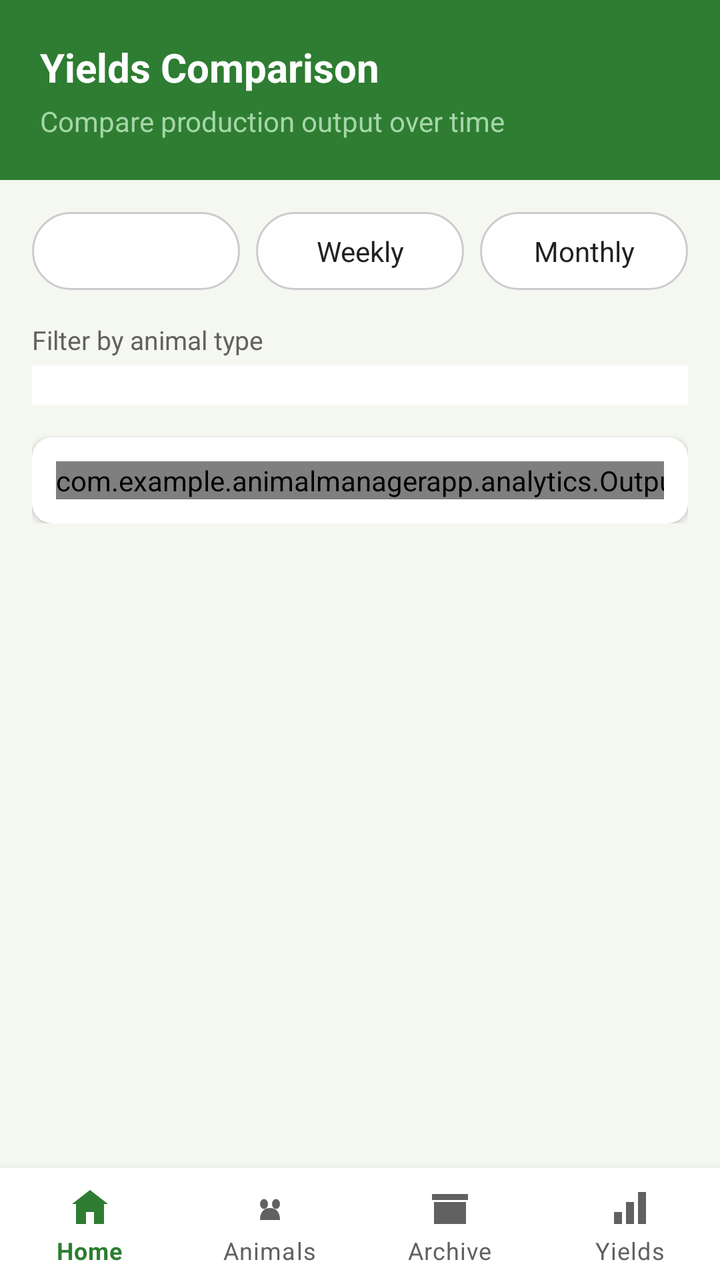
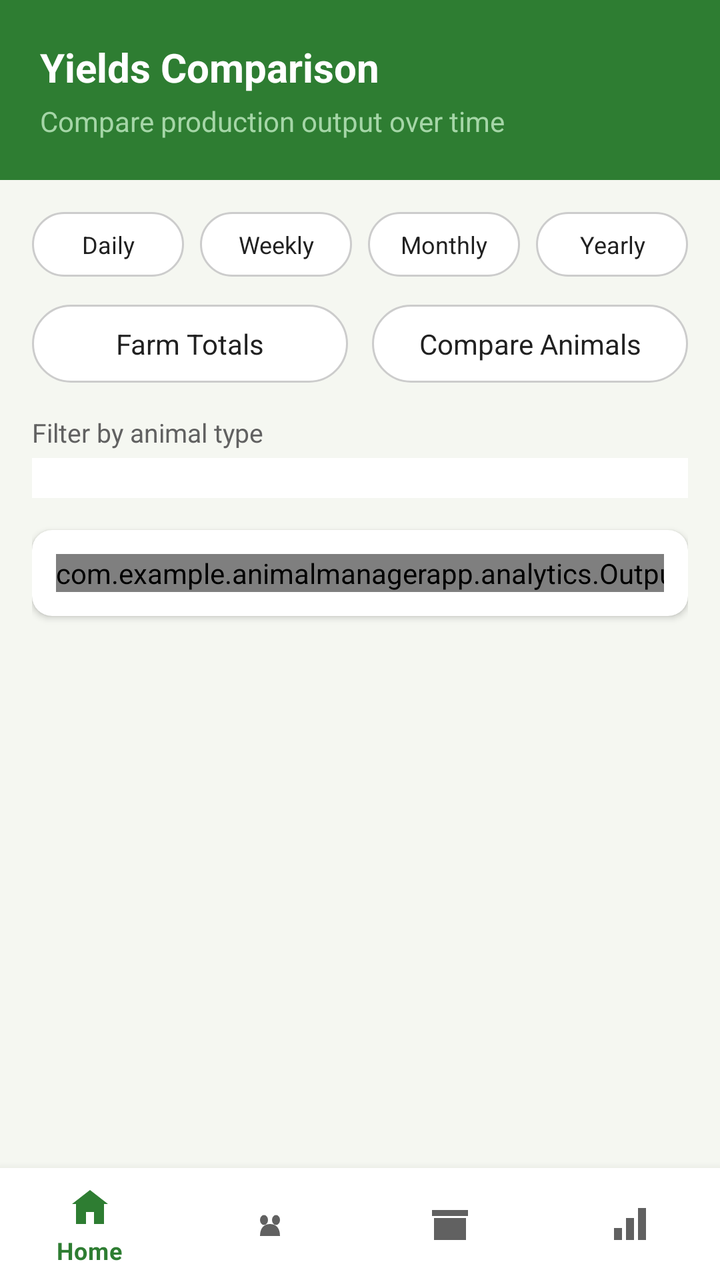

An Android layout rendered at two revisions. The XML below is the earlier revision; the diff shows what the commit changed to produce the second picture.
<!-- AndroidManifest.xml: application theme Theme.AnimalManagerApp -->
<!-- res/layout/activity_yields.xml -->
<?xml version="1.0" encoding="utf-8"?>
<LinearLayout xmlns:android="http://schemas.android.com/apk/res/android"
    xmlns:app="http://schemas.android.com/apk/res-auto"
    android:layout_width="match_parent"
    android:layout_height="match_parent"
    android:orientation="vertical">

    <LinearLayout
        android:layout_width="match_parent"
        android:layout_height="wrap_content"
        android:background="@color/green_primary"
        android:orientation="vertical"
        android:padding="20dp">

        <TextView
            android:layout_width="wrap_content"
            android:layout_height="wrap_content"
            android:text="Yields Comparison"
            android:textColor="@color/white"
            android:textSize="20sp"
            android:textStyle="bold" />

        <TextView
            android:layout_width="wrap_content"
            android:layout_height="wrap_content"
            android:layout_marginTop="4dp"
            android:text="Compare production output over time"
            android:textColor="@color/green_light"
            android:textSize="14sp" />
    </LinearLayout>

    <ScrollView
        android:layout_width="match_parent"
        android:layout_height="0dp"
        android:layout_weight="1"
        android:background="@color/background_light">

        <LinearLayout
            android:layout_width="match_parent"
            android:layout_height="wrap_content"
            android:orientation="vertical"
            android:padding="16dp">

            <LinearLayout
                android:layout_width="match_parent"
                android:layout_height="wrap_content"
                android:orientation="horizontal">

                <TextView
                    android:id="@+id/tvPeriodDaily"
                    android:layout_width="0dp"
                    android:layout_height="wrap_content"
                    android:layout_weight="1"
                    android:layout_marginEnd="4dp"
                    android:background="@drawable/filter_pill_background"
                    android:gravity="center"
                    android:padding="10dp"
                    android:text="Daily"
                    android:textColor="@color/white" />

                <TextView
                    android:id="@+id/tvPeriodWeekly"
                    android:layout_width="0dp"
                    android:layout_height="wrap_content"
                    android:layout_weight="1"
                    android:layout_marginStart="4dp"
                    android:layout_marginEnd="4dp"
                    android:background="@drawable/filter_pill_background"
                    android:gravity="center"
                    android:padding="10dp"
                    android:text="Weekly"
                    android:textColor="@color/text_primary" />

                <TextView
                    android:id="@+id/tvPeriodMonthly"
                    android:layout_width="0dp"
                    android:layout_height="wrap_content"
                    android:layout_weight="1"
                    android:layout_marginStart="4dp"
                    android:background="@drawable/filter_pill_background"
                    android:gravity="center"
                    android:padding="10dp"
                    android:text="Monthly"
                    android:textColor="@color/text_primary" />
            </LinearLayout>

            <TextView
                android:layout_width="wrap_content"
                android:layout_height="wrap_content"
                android:layout_marginTop="16dp"
                android:text="Filter by animal type"
                android:textColor="@color/text_secondary"
                android:textSize="13sp" />

            <Spinner
                android:id="@+id/spinnerAnimalType"
                android:layout_width="match_parent"
                android:layout_height="wrap_content"
                android:layout_marginTop="4dp"
                android:background="@color/card_white"
                android:padding="10dp" />

            <androidx.cardview.widget.CardView
                android:layout_width="match_parent"
                android:layout_height="wrap_content"
                android:layout_marginTop="16dp"
                app:cardCornerRadius="10dp"
                app:cardElevation="2dp">

                <HorizontalScrollView
                    android:layout_width="match_parent"
                    android:layout_height="wrap_content"
                    android:padding="12dp"
                    android:scrollbars="none">

                    <com.example.animalmanagerapp.analytics.OutputBarChartView
                        android:id="@+id/chartOutput"
                        android:layout_width="wrap_content"
                        android:layout_height="wrap_content" />

                </HorizontalScrollView>
            </androidx.cardview.widget.CardView>

        </LinearLayout>
    </ScrollView>

    <com.google.android.material.bottomnavigation.BottomNavigationView
        android:id="@+id/bottomNav"
        android:layout_width="match_parent"
        android:layout_height="wrap_content"
        android:background="@color/card_white"
        app:itemIconTint="@color/bottom_nav_item_color"
        app:itemTextColor="@color/bottom_nav_item_color"
        app:menu="@menu/bottom_nav_menu"
        app:labelVisibilityMode="labeled"/>

</LinearLayout>
<!-- resources referenced by this layout -->
<resources>
  <color name="background_light">#F5F7F1</color>
  <color name="card_white">#FFFFFF</color>
  <color name="green_light">#A5D6A7</color>
  <color name="green_primary">#2E7D32</color>
  <color name="text_primary">#212121</color>
  <color name="text_secondary">#616161</color>
  <color name="white">#FFFFFF</color>
  <!-- drawable filter_pill_background (drawable) -->
  <?xml version="1.0" encoding="utf-8"?>
  <selector xmlns:android="http://schemas.android.com/apk/res/android">
      <item android:state_selected="true">
          <shape android:shape="rectangle">
              <solid android:color="@color/green_primary" />
              <corners android:radius="20dp" />
          </shape>
      </item>
      <item>
          <shape android:shape="rectangle">
              <solid android:color="@color/card_white" />
              <stroke android:width="1dp" android:color="#CCCCCC" />
              <corners android:radius="20dp" />
          </shape>
      </item>
  </selector>
  <style name="Theme.AnimalManagerApp" parent="Theme.MaterialComponents.Light.NoActionBar">
          <item name="colorPrimary">@color/green_primary</item>
          <item name="colorPrimaryDark">@color/green_dark</item>
          <item name="colorAccent">@color/amber_warning</item>
          <item name="android:windowBackground">@color/background_light</item>
          <item name="android:statusBarColor" tools:targetApi="21">@color/green_dark</item>
          <item name="android:forceDarkAllowed" tools:targetApi="29">false</item>
      </style>
  <color name="green_dark">#1B5E20</color>
  <color name="amber_warning">#F9A825</color>
</resources>

<!-- the commit's change to res/layout/activity_yields.xml (unified diff, before → after) -->
@@ -54,9 +54,10 @@
                     android:layout_marginEnd="4dp"
                     android:background="@drawable/filter_pill_background"
                     android:gravity="center"
-                    android:padding="10dp"
+                    android:padding="8dp"
                     android:text="Daily"
-                    android:textColor="@color/white" />
+                    android:textColor="@color/text_primary"
+                    android:textSize="12sp" />
 
                 <TextView
                     android:id="@+id/tvPeriodWeekly"
@@ -67,20 +68,67 @@
                     android:layout_marginEnd="4dp"
                     android:background="@drawable/filter_pill_background"
                     android:gravity="center"
+                    android:padding="8dp"
+                    android:text="Weekly"
+                    android:textColor="@color/text_primary"
+                    android:textSize="12sp" />
+
+                <TextView
+                    android:id="@+id/tvPeriodMonthly"
+                    android:layout_width="0dp"
+                    android:layout_height="wrap_content"
+                    android:layout_weight="1"
+                    android:layout_marginStart="4dp"
+                    android:layout_marginEnd="4dp"
+                    android:background="@drawable/filter_pill_background"
+                    android:gravity="center"
+                    android:padding="8dp"
+                    android:text="Monthly"
+                    android:textColor="@color/text_primary"
+                    android:textSize="12sp" />
+
+                <TextView
+                    android:id="@+id/tvPeriodYearly"
+                    android:layout_width="0dp"
+                    android:layout_height="wrap_content"
+                    android:layout_weight="1"
+                    android:layout_marginStart="4dp"
+                    android:background="@drawable/filter_pill_background"
+                    android:gravity="center"
+                    android:padding="8dp"
+                    android:text="Yearly"
+                    android:textColor="@color/text_primary"
+                    android:textSize="12sp" />
+            </LinearLayout>
+
+            <LinearLayout
+                android:layout_width="match_parent"
+                android:layout_height="wrap_content"
+                android:layout_marginTop="14dp"
+                android:orientation="horizontal">
+
+                <TextView
+                    android:id="@+id/tvModeTotals"
+                    android:layout_width="0dp"
+                    android:layout_height="wrap_content"
+                    android:layout_weight="1"
+                    android:layout_marginEnd="6dp"
+                    android:background="@drawable/filter_pill_background"
+                    android:gravity="center"
                     android:padding="10dp"
-                    android:text="Weekly"
+                    android:text="Farm Totals"
                     android:textColor="@color/text_primary" />
 
                 <TextView
-                    android:id="@+id/tvPeriodMonthly"
-                    android:layout_width="0dp"
-                    android:layout_height="wrap_content"
-                    android:layout_weight="1"
-                    android:layout_marginStart="4dp"
+                    android:id="@+id/tvModeCompare"
+                    android:layout_width="0dp"
+                    android:layout_height="wrap_content"
+                    android:layout_weight="1"
+                    android:layout_marginStart="6dp"
                     android:background="@drawable/filter_pill_background"
                     android:gravity="center"
                     android:padding="10dp"
-                    android:text="Monthly"
+                    android:text="Compare Animals"
                     android:textColor="@color/text_primary" />
             </LinearLayout>
 
@@ -100,6 +148,16 @@
                 android:background="@color/card_white"
                 android:padding="10dp" />
 
+            <TextView
+                android:id="@+id/tvCompareHint"
+                android:layout_width="match_parent"
+                android:layout_height="wrap_content"
+                android:layout_marginTop="10dp"
+                android:text="Select a specific animal type above to compare individual animals."
+                android:textColor="@color/text_secondary"
+                android:textSize="12sp"
+                android:visibility="gone" />
+
             <androidx.cardview.widget.CardView
                 android:layout_width="match_parent"
                 android:layout_height="wrap_content"
@@ -107,19 +165,48 @@
                 app:cardCornerRadius="10dp"
                 app:cardElevation="2dp">
 
-                <HorizontalScrollView
+                <FrameLayout
                     android:layout_width="match_parent"
-                    android:layout_height="wrap_content"
-                    android:padding="12dp"
-                    android:scrollbars="none">
-
-                    <com.example.animalmanagerapp.analytics.OutputBarChartView
-                        android:id="@+id/chartOutput"
-                        android:layout_width="wrap_content"
-                        android:layout_height="wrap_content" />
-
-                </HorizontalScrollView>
+                    android:layout_height="wrap_content">
+
+                    <HorizontalScrollView
+                        android:id="@+id/scrollTotals"
+                        android:layout_width="match_parent"
+                        android:layout_height="wrap_content"
+                        android:padding="12dp"
+                        android:scrollbars="none">
+
+                        <com.example.animalmanagerapp.analytics.OutputBarChartView
+                            android:id="@+id/chartOutput"
+                            android:layout_width="wrap_content"
+                            android:layout_height="wrap_content" />
+
+                    </HorizontalScrollView>
+
+                    <HorizontalScrollView
+                        android:id="@+id/scrollCompare"
+                        android:layout_width="match_parent"
+                        android:layout_height="wrap_content"
+                        android:padding="12dp"
+                        android:scrollbars="none"
+                        android:visibility="gone">
+
+                        <com.example.animalmanagerapp.analytics.AnimalComparisonChartView
+                            android:id="@+id/chartCompare"
+                            android:layout_width="wrap_content"
+                            android:layout_height="wrap_content" />
+
+                    </HorizontalScrollView>
+
+                </FrameLayout>
             </androidx.cardview.widget.CardView>
+
+            <LinearLayout
+                android:id="@+id/llAnimalLegend"
+                android:layout_width="match_parent"
+                android:layout_height="wrap_content"
+                android:layout_marginTop="12dp"
+                android:orientation="vertical" />
 
         </LinearLayout>
     </ScrollView>
@@ -131,7 +218,6 @@
         android:background="@color/card_white"
         app:itemIconTint="@color/bottom_nav_item_color"
         app:itemTextColor="@color/bottom_nav_item_color"
-        app:menu="@menu/bottom_nav_menu"
-        app:labelVisibilityMode="labeled"/>
+        app:menu="@menu/bottom_nav_menu" />
 
 </LinearLayout>
